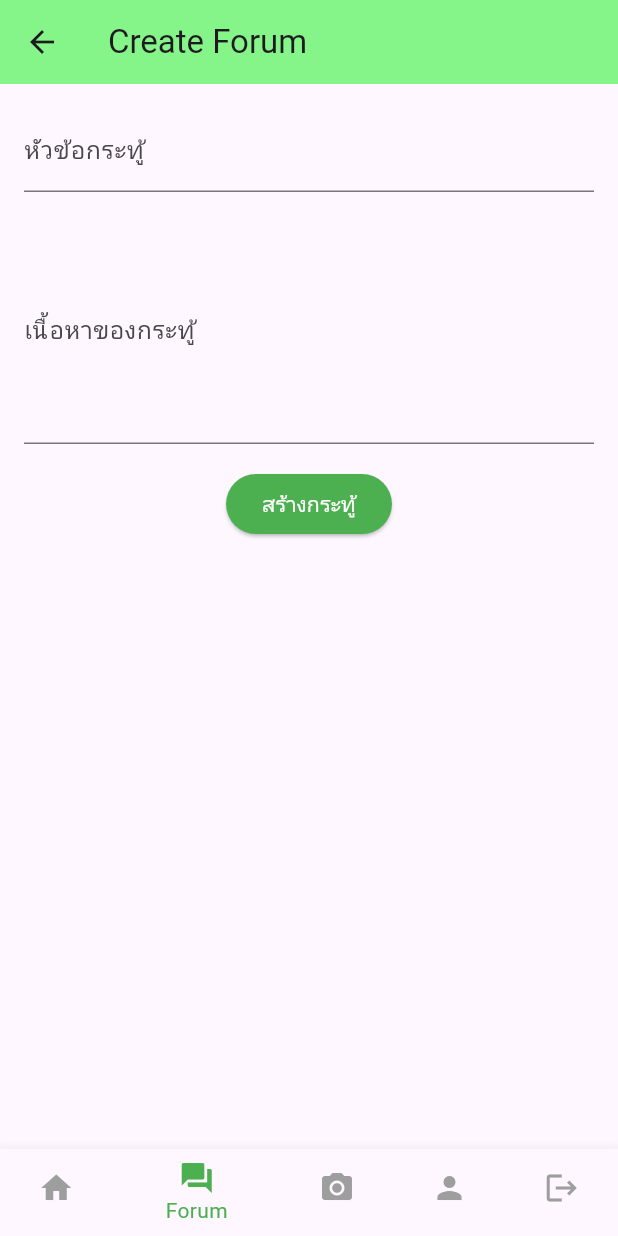
After one commit to Slippy03/Project_2024, a Flutter app: the ForumFormPage screen opened by its route, on a phone screen of 412 x 824 dp. The commit adds this screen. Run offline on Flutter 3.47's test engine with Material 3 defaults, Android fonts, the phone set to English and light mode, and no system bars; our stand-ins replace cloud_firestore, firebase_auth, firebase_core; accounts and stored records are empty.

Commit message:
add forum.dart forumform.dart
update home.dart and navbar.dart

```diff
--- /dev/null
+++ b/riceguard_app/lib/pages/forumform.dart
@@ -0,0 +1,77 @@
+import 'package:flutter/material.dart';
+import 'package:cloud_firestore/cloud_firestore.dart';
+import 'navbar.dart';
+
+class ForumFormPage extends StatefulWidget {
+  @override
+  _ForumFormPageState createState() => _ForumFormPageState();
+}
+
+class _ForumFormPageState extends State<ForumFormPage> {
+  final _formKey = GlobalKey<FormState>();
+  final TextEditingController _titleController = TextEditingController();
+  final TextEditingController _contentController = TextEditingController();
+
+  Future<void> _createForum() async {
+    if (_formKey.currentState!.validate()) {
+      await FirebaseFirestore.instance.collection('forums').add({
+        'title': _titleController.text,
+        'content': _contentController.text,
+        'timestamp': Timestamp.now(),
+      });
+      Navigator.pop(context);
+    }
+  }
+
+  @override
+  Widget build(BuildContext context) {
+    return Scaffold(
+      appBar: AppBar(
+        title: Text('Create Forum'),
+        backgroundColor: Color.fromRGBO(134, 245, 137, 1),
+      ),
+      body: Padding(
+        padding: EdgeInsets.all(16.0),
+        child: Form(
+          key: _formKey,
+          child: Column(
+            children: [
+              TextFormField(
+                controller: _titleController,
+                decoration: InputDecoration(labelText: 'หัวข้อกระทู้'),
+                validator: (value) {
+                  if (value!.isEmpty) {
+                    return 'กรุณากรอกหัวข้อกระทู้';
+                  }
+                  return null;
+                },
+              ),
+              SizedBox(height: 16.0),
+              TextFormField(
+                controller: _contentController,
+                decoration: InputDecoration(labelText: 'เนื้อหาของกระทู้'),
+                maxLines: 5,
+                validator: (value) {
+                  if (value!.isEmpty) {
+                    return 'กรุณากรอกเนื้อหาของกระทู้';
+                  }
+                  return null;
+                },
+              ),
+              SizedBox(height: 16.0),
+              ElevatedButton(
+                onPressed: _createForum,
+                style: ElevatedButton.styleFrom(
+                  primary: Colors.green, // Background color
+                  onPrimary: Colors.white, // Text color
+                ),
+                child: Text('สร้างกระทู้'),
+              ),
+            ],
+          ),
+        ),
+      ),
+      bottomNavigationBar: MyBottomNavBar(currentIndex: 1, onTap: (index) {}),
+    );
+  }
+}
```
Also changed, not shown: riceguard_app/lib/main.dart (+8 -4 lines), riceguard_app/lib/pages/forum.dart (added, +92 -0 lines), riceguard_app/lib/pages/home.dart (+4 -3 lines), riceguard_app/lib/pages/navbar.dart (+46 -4 lines).
